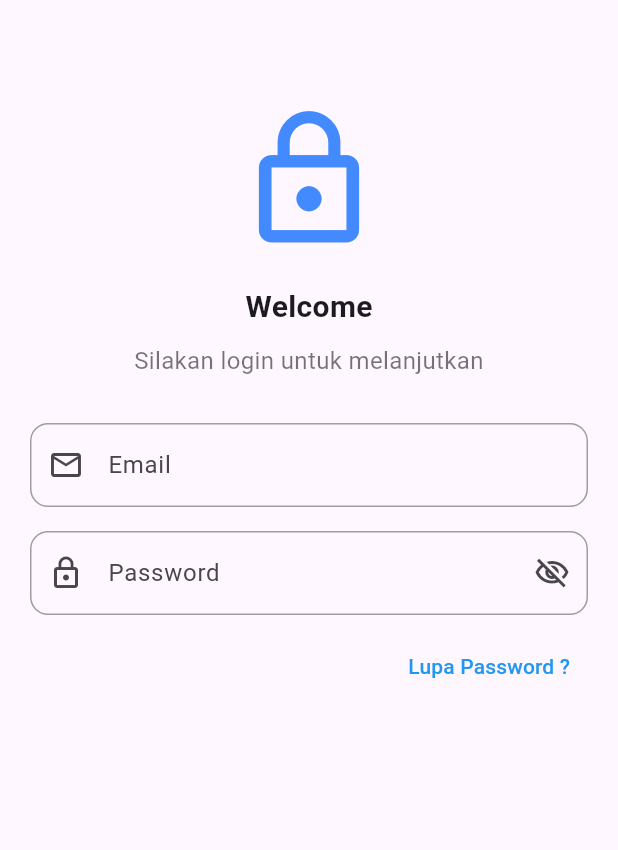
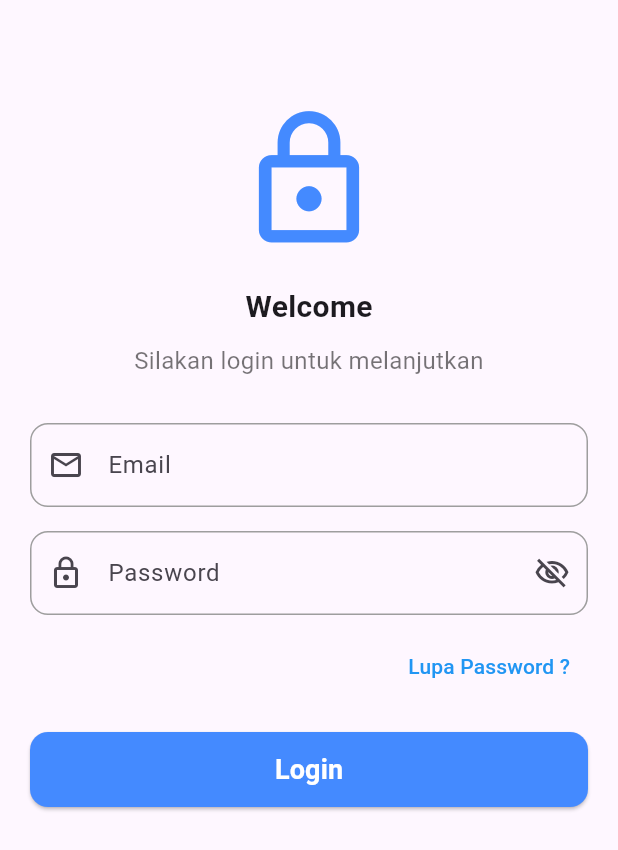
Before and after one commit to I-JasonLee/Tugas_week_6_1123150116, a Flutter app: the screen it shows after launch, on a phone screen of 412 x 824 dp. Shown: the top 850 px of the screen. Run offline on Flutter 3.47's test engine with Material 3 defaults, Android fonts, the phone set to English and light mode, and no system bars.

Commit message:
add tombol utama login di bawah lupa password

```diff
--- a/lib/screen/login.dart
+++ b/lib/screen/login.dart
@@ -93,6 +93,32 @@ class Login extends StatelessWidget {
                   ),
                 ),
               ),
+
+              const SizedBox(height: 20),
+              // Tombol Login
+              SizedBox(
+                width: double.infinity,
+                height: 50,
+                child: ElevatedButton(
+                  onPressed: () {
+                    // Aksi login nanti ditambahkan di langkah berikut
+                  },
+                  style: ElevatedButton.styleFrom(
+                    backgroundColor: Colors.blueAccent,
+                    shape: RoundedRectangleBorder(
+                      borderRadius: BorderRadius.circular(12),
+                    ),
+                  ),
+                  child: const Text(
+                    "Login",
+                    style: TextStyle(
+                      color: Colors.white,
+                      fontSize: 18,
+                      fontWeight: FontWeight.bold,
+                    ),
+                  ),
+                ),
+              ),
             ],
           ),
         ),
```
